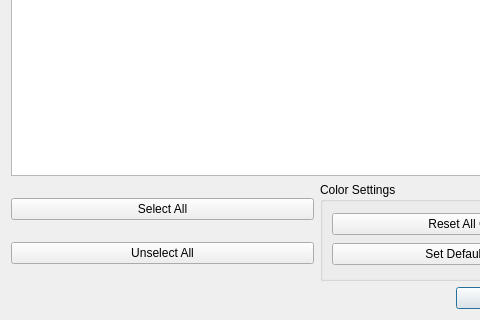
cbrnr/sigviewer, file src/gui_impl/dialogs/channel_dialog.ui: the form before one commit; both pictures show x 0 to 480 and y 424 to 744 of the 633 by 744 pixel window.
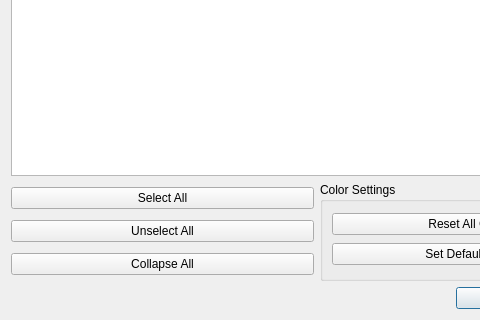
The form after the commit.

Patch:
```diff
--- a/src/gui_impl/dialogs/channel_dialog.ui
+++ b/src/gui_impl/dialogs/channel_dialog.ui
@@ -53,6 +53,13 @@
          </property>
         </widget>
        </item>
+       <item>
+        <widget class="QPushButton" name="toggle_button">
+         <property name="text">
+          <string>Collapse All</string>
+         </property>
+        </widget>
+       </item>
       </layout>
      </item>
      <item>
```
